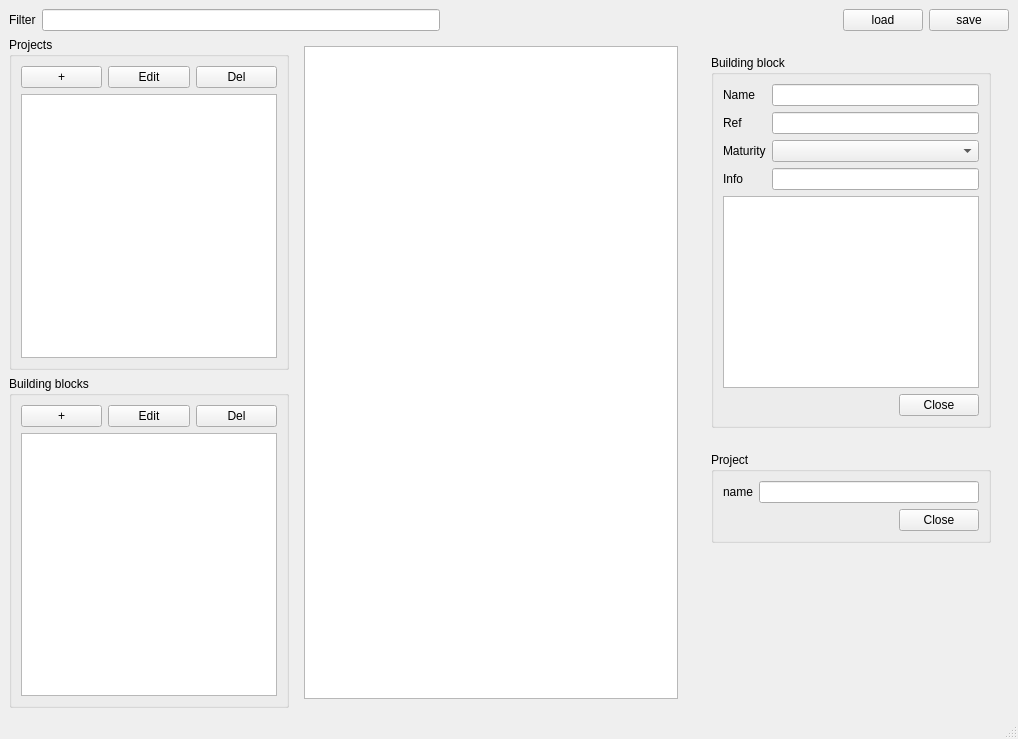
jfouche/bbm, file src/mainwindow.ui: the form before one commit.
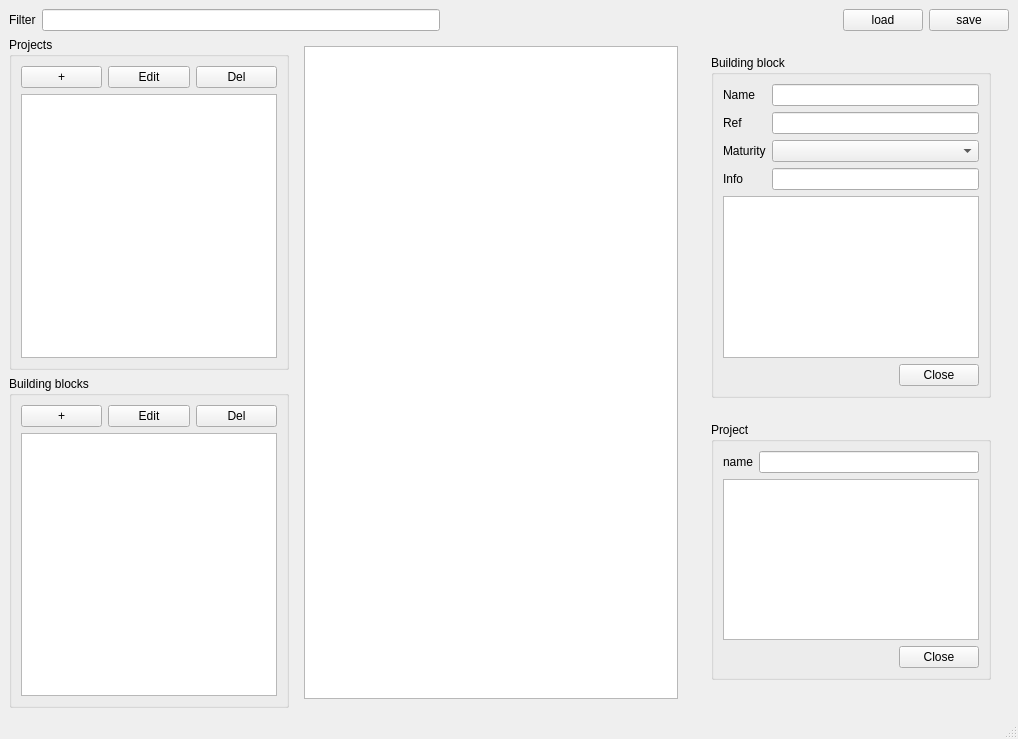
The form after the commit.

Commit message: Manage project building blocks

```diff
--- a/src/mainwindow.ui
+++ b/src/mainwindow.ui
@@ -243,6 +243,9 @@
                  </item>
                 </layout>
                </item>
+               <item>
+                <widget class="QListView" name="listBbInProject"/>
+               </item>
                <item>
                 <widget class="QDialogButtonBox" name="btnBoxEditProject">
                  <property name="standardButtons">
```
The commit also changes 10 other files.
